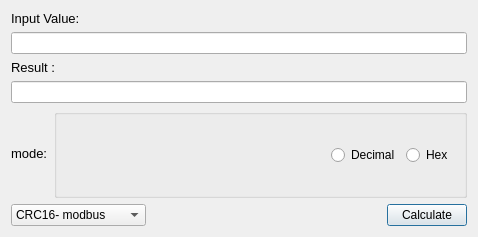
Qt form dialog.ui (mohsennaz/QT_Checksum_Checker) before a commit.
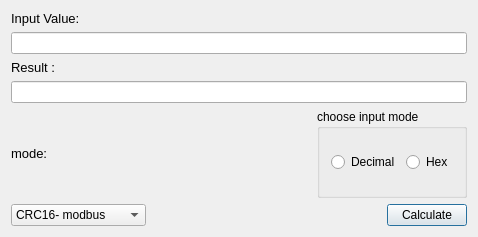
The same form after that commit.

Commit message: change spacer location

```diff
--- a/dialog.ui
+++ b/dialog.ui
@@ -63,12 +63,6 @@
       </widget>
      </item>
      <item>
-      <widget class="QGroupBox" name="groupBox">
-       <property name="title">
-        <string/>
-       </property>
-       <layout class="QHBoxLayout" name="horizontalLayout_2">
-        <item>
          <spacer name="horizontalSpacer_2">
           <property name="orientation">
            <enum>Qt::Horizontal</enum>
@@ -81,6 +75,12 @@
           </property>
          </spacer>
         </item>
+     <item>
+      <widget class="QGroupBox" name="groupBox">
+       <property name="title">
+        <string>choose input mode</string>
+       </property>
+       <layout class="QHBoxLayout" name="horizontalLayout_2">
         <item>
          <widget class="QRadioButton" name="radioButton_2">
           <property name="text">
```
Lines whose indentation alone changed are shown as unchanged.
